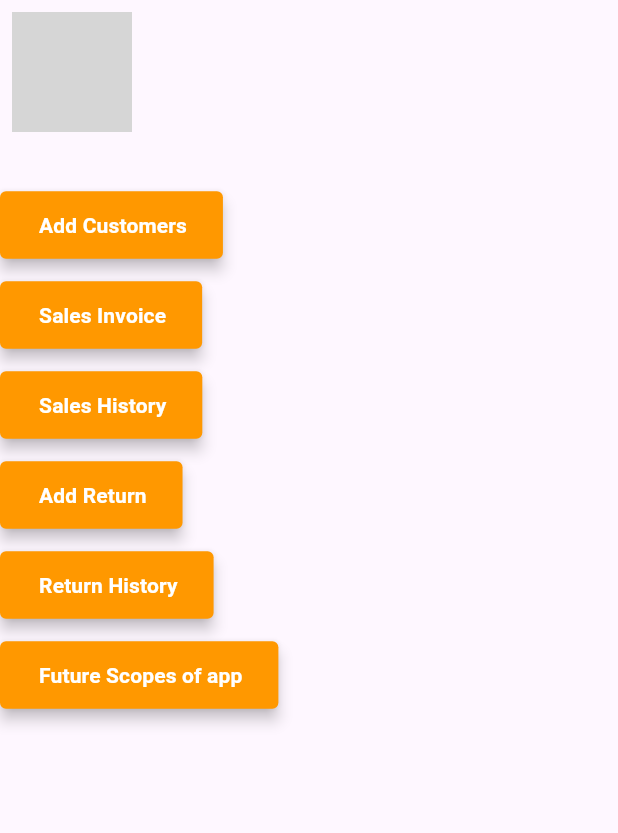
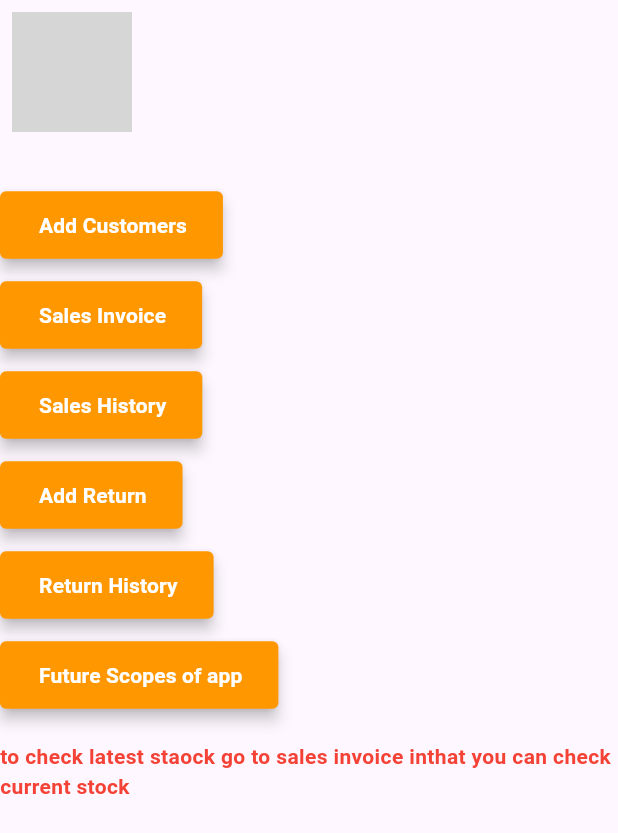
Before and after one commit to wattamwarp/elastic_run, a Flutter app: the screen it shows after launch, on a phone screen of 412 x 824 dp. Shown: the top 833 px of the screen. Run offline on Flutter 3.47's test engine with Material 3 defaults, Android fonts, the phone set to English and light mode, and no system bars; our stand-ins replace equatable, flutter_bloc, flutter_svg, lottie, sqflite; accounts and stored records are empty; network calls fail; grey boxes are pictures that could not be loaded.

Commit message:
added tip

```diff
--- a/lib/screens/home/home_screen.dart
+++ b/lib/screens/home/home_screen.dart
@@ -1,6 +1,7 @@
-import 'package:elastic_run/db/db_helper.dart';
+import 'package:elastic_run/color/er_color.dart';
 import 'package:elastic_run/extensions/containers.dart';
 import 'package:elastic_run/extensions/navigation.dart';
+import 'package:elastic_run/extensions/text.dart';
 import 'package:elastic_run/reusable_widgets/app_image.dart';
 import 'package:elastic_run/reusable_widgets/er_widgets.dart';
 import 'package:elastic_run/screens/add_customer/add_customer_screen.dart';
@@ -74,6 +75,8 @@ class HomeScreen extends StatelessWidget {
                _navigateTo(context: context, screenName: const FutureScopes());
               },
             ),
+            20.height,
+            'to check latest staock go to sales invoice inthat you can check current stock'.semiBoldText(color: ErColor.red),
           ],
         ),
       ),
```
